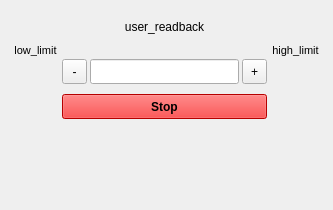
Old version of the form typhos/ui/widgets/positioner.ui in the repository pcdshub/typhos.
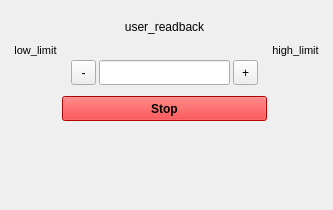
New version of the form. Custom widgets are drawn as their Qt base class.

Commit message: FIX: Make tweak invisible if using combobox.

```diff
--- a/typhos/ui/widgets/positioner.ui
+++ b/typhos/ui/widgets/positioner.ui
@@ -156,7 +156,7 @@
        </layout>
       </item>
       <item>
-       <layout class="QVBoxLayout" name="value_layout" stretch="1,0,0,1,0,0,0">
+       <layout class="QVBoxLayout" name="value_layout" stretch="1,0,0,0,0,0,0">
         <property name="spacing">
          <number>10</number>
         </property>
@@ -215,15 +215,16 @@
          </layout>
         </item>
         <item>
+         <widget class="QWidget" name="tweak_widget" native="true">
          <layout class="QHBoxLayout" name="tweak_layout" stretch="0,1,0">
           <property name="spacing">
            <number>3</number>
           </property>
           <property name="topMargin">
-           <number>0</number>
+            <number>1</number>
           </property>
           <property name="bottomMargin">
-           <number>0</number>
+            <number>1</number>
           </property>
           <item>
            <widget class="QToolButton" name="tweak_negative">
@@ -265,6 +266,7 @@
            </widget>
           </item>
          </layout>
+         </widget>
         </item>
         <item>
          <widget class="QPushButton" name="stop_button">
```
Lines whose indentation alone changed are shown as unchanged. The commit also changes 1 other file.
